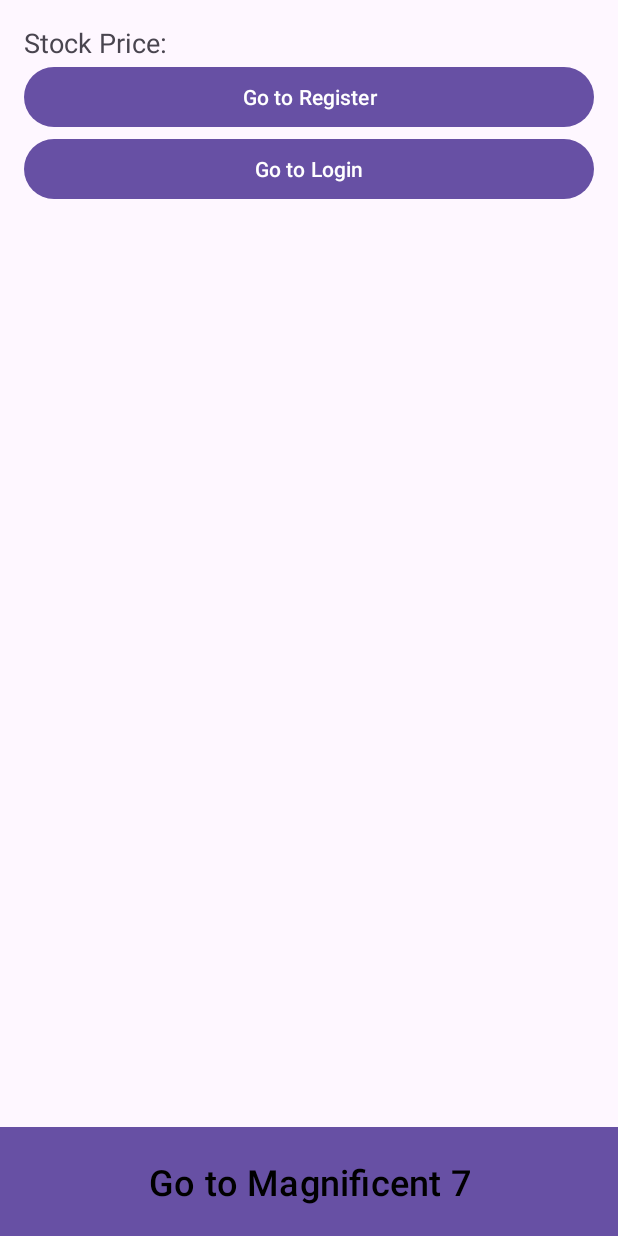
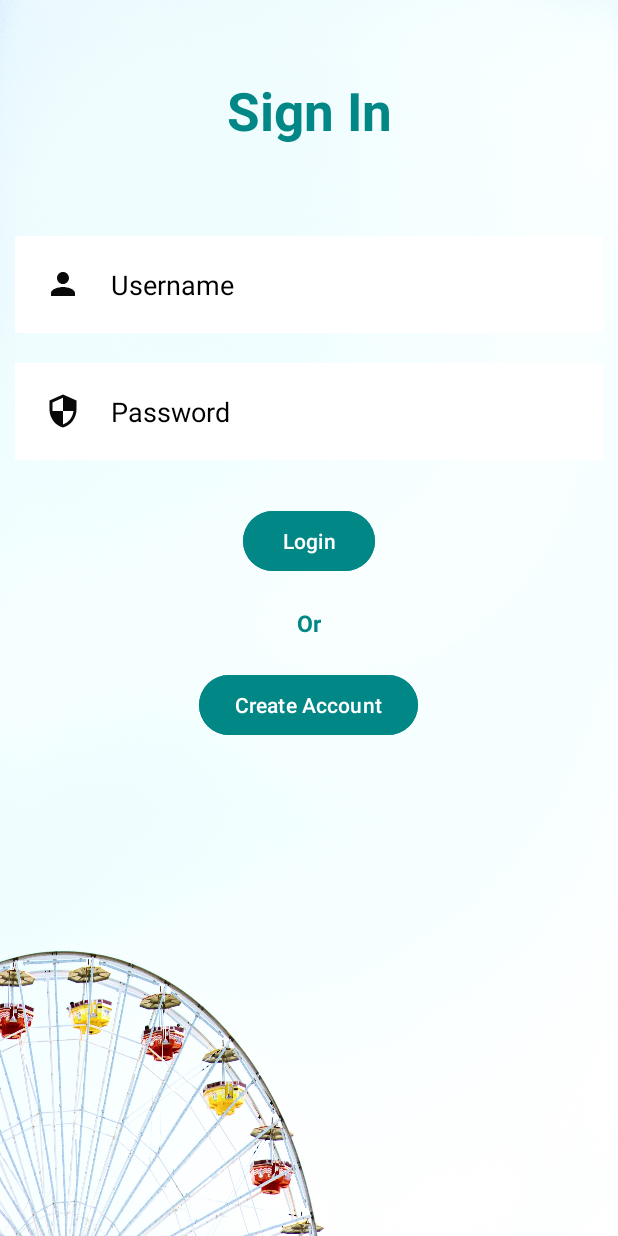
Before and after one commit to ThomahPerin/LogInTest, an Android app: the screen it shows after launch (MainActivity), on a phone screen of 412 x 824 dp. Run offline under Robolectric (Android 15) with nearby library versions, the phone set to English and light mode, and no system bars.

Commit message:
THIRD commit, login and register works with new user UI

```diff
--- a/app/src/main/java/com/zybooks/highapp/LoginActivity.java
+++ b/app/src/main/java/com/zybooks/highapp/LoginActivity.java
@@ -33,8 +33,9 @@ public class LoginActivity extends AppCompatActivity {
         password = findViewById(R.id.password);
         loginButton = findViewById(R.id.loginButton);
 
-        Retrofit retrofit = RetrofitClient.getClient("http://10.0.2.2:3000/");
-        apiService = retrofit.create(ApiService.class);
+        Retrofit getLocalUrl = RetrofitClientServer.callGetClient();
+        Log.i(TAGgen, "Login retrofit created");
+        apiService = getLocalUrl.create(ApiService.class);
 
         loginButton.setOnClickListener(new View.OnClickListener() {
             @Override
--- a/app/src/main/java/com/zybooks/highapp/MainActivity.java
+++ b/app/src/main/java/com/zybooks/highapp/MainActivity.java
@@ -2,6 +2,7 @@ package com.zybooks.highapp;
 
 import androidx.appcompat.app.AppCompatActivity;
 
+import android.app.AlertDialog;
 import android.content.ActivityNotFoundException;
 import android.content.Intent;
 import android.os.Bundle;
@@ -15,54 +16,50 @@ import android.util.Log;
 import android.view.View;
 import android.widget.Button;
 import android.widget.TextView;
+import android.widget.Toast;
 
 public class MainActivity extends AppCompatActivity {
 
     private static final String TAG = "inMain";
 
+    private TextView username;
+    private TextView password;
+    private ApiService apiService;
+
+    public static String TAGgen = "general tag";
+
+    private Button createAccount;
+    private String inputUsername;
+    private String inputPassword;
+    private AlertDialog.Builder builder;
+    private Button loginButton;
+
     private static final String BASE_URL = "https://www.alphavantage.co/";
     private static final String API_KEY = "MN43IT6ESG3EYKVN";
-    private StockApiService stockApiService;
-
-    private TextView stockPriceTextView;
-
     private Button goToRegister;
 
     @Override
     protected void onCreate(Bundle savedInstanceState) {
+        Log.i(TAGgen, "Main Activity on create called");
         super.onCreate(savedInstanceState);
         setContentView(R.layout.activity_main);
 
-        stockPriceTextView = findViewById(R.id.stock_price);
-
-        Retrofit retrofit = RetrofitClient.getClient(BASE_URL);
-        stockApiService = retrofit.create(StockApiService.class);
+        username = findViewById(R.id.userName);
+        password = findViewById(R.id.password);
+        loginButton = findViewById(R.id.loginButton);
         goToRegister = findViewById(R.id.registerButton);
 
-        getStockPrice("AAPL");  // Example for Apple Inc.
-    }
+        Retrofit getLocalUrl = RetrofitClientServer.callGetClient();
+        Log.i(TAGgen, "Login retrofit created");
+        apiService = getLocalUrl.create(ApiService.class);
 
-    private void getStockPrice(String symbol) {
-        Call<StockResponse> call = stockApiService.getStockPrice("GLOBAL_QUOTE", symbol, API_KEY);
-        call.enqueue(new Callback<StockResponse>() {
+        loginButton.setOnClickListener(new View.OnClickListener() {
             @Override
-            public void onResponse(Call<StockResponse> call, Response<StockResponse> response) {
-                if (response.isSuccessful()) {
-                    StockResponse stockResponse = response.body();
-                    if (stockResponse != null && stockResponse.getGlobalQuote() != null) {
-                        String price = stockResponse.getGlobalQuote().getPrice();
-                        // Update UI with the stock price
-                        stockPriceTextView.setText("Stock Price: " + price);
-                    }
-                }
-            }
-
-            @Override
-            public void onFailure(Call<StockResponse> call, Throwable t) {
-                Log.i(TAG, "API call fail");
-                // Handle failure
+            public void onClick(View v) {
+                loginUser();
             }
         });
+
     }
 
     public void goToRegister(View v){
@@ -71,16 +68,38 @@ public class MainActivity extends AppCompatActivity {
         startActivity(goToRegister);
     }
 
-    public void goToLogin(View v){
-        Log.i(TAG, "Going from main to login");
-        Intent goToLogin = new Intent(this, LoginActivity.class);
-        startActivity(goToLogin);
-    }
 
-    public void goToMag7(View v){
-        Log.i(TAG, "Going from main to mag 7");
-        Intent goToMagnificent7 = new Intent(this, Display7.class);
-        startActivity(goToMagnificent7);
+    private void loginUser() {
+        String user = username.getText().toString().trim();
+        String pass = password.getText().toString().trim();
+
+        if (!user.isEmpty() && !pass.isEmpty()) {
+            User loginUser = new User(user, pass);
+            Call<ServerResponse> call = apiService.loginUser(loginUser);
+            call.enqueue(new Callback<ServerResponse>() {
+                @Override
+                public void onResponse(Call<ServerResponse> call, Response<ServerResponse> response) {
+                    if (response.isSuccessful()) {
+                        ServerResponse serverResponse = response.body();
+                        if (serverResponse.getStatus().equals("success")) {
+                            Toast.makeText(MainActivity.this, "Login successful!", Toast.LENGTH_SHORT).show();
+                            // Navigate to another activity
+                        } else {
+                            Toast.makeText(MainActivity.this, serverResponse.getMessage(), Toast.LENGTH_SHORT).show();
+                        }
+                    } else {
+                        Toast.makeText(MainActivity.this, "Login failed!", Toast.LENGTH_SHORT).show();
+                    }
+                }
+
+                @Override
+                public void onFailure(Call<ServerResponse> call, Throwable t) {
+                    Toast.makeText(MainActivity.this, t.getMessage(), Toast.LENGTH_SHORT).show();
+                }
+            });
+        } else {
+            Toast.makeText(this, "Please fill all fields", Toast.LENGTH_SHORT).show();
+        }
     }
 
 
--- a/app/src/main/java/com/zybooks/highapp/RegisterActivity.java
+++ b/app/src/main/java/com/zybooks/highapp/RegisterActivity.java
@@ -32,9 +32,9 @@ public class RegisterActivity extends AppCompatActivity {
         Log.i(TAGgen, "Register on create called");
 
         //Retrofit retrofit = RetrofitClient.getClient("https://yourserver.com/");
-        Retrofit retrofit = RetrofitClient.getClient("http://10.0.2.2:3000/");
+        Retrofit getLocalUrl = RetrofitClientServer.callGetClient();
         Log.i(TAGgen, "Register retrofit created");
-        apiService = retrofit.create(ApiService.class);
+        apiService = getLocalUrl.create(ApiService.class);
 
         registerButton.setOnClickListener(new View.OnClickListener() {
             @Override
--- /dev/null
+++ b/app/src/main/java/com/zybooks/highapp/RetrofitClientServer.java
@@ -0,0 +1,44 @@
+package com.zybooks.highapp;
+
+import android.util.Log;
+
+import java.util.HashMap;
+import java.util.Map;
+
+import retrofit2.Retrofit;
+import retrofit2.converter.gson.GsonConverterFactory;
+
+public class RetrofitClientServer {
+
+    // private static Retrofit retrofit = null;
+    public static String TAGgen = "general tag";
+    ///
+
+    private static String baseUrl = "http://10.0.2.2:3000";
+    private static Map<String, Retrofit> usedURLs= new HashMap<>();
+
+    public static Retrofit callGetClient(){
+        return getClient();
+    }
+
+    private static Retrofit getClient() {
+        Log.i(TAGgen, "Retrofit called with baseUrl: " + baseUrl);
+
+        if (usedURLs.containsKey(baseUrl)){
+            Retrofit retrofit = usedURLs.get(baseUrl);
+            Log.i(TAGgen, baseUrl + " used before");
+            return retrofit;
+        }
+        else {
+            Log.i(TAGgen, baseUrl + " is not used before");
+
+            Retrofit retrofit = new Retrofit.Builder()
+                    .baseUrl(baseUrl)
+                    .addConverterFactory(GsonConverterFactory.create())
+                    .build();
+            usedURLs.put(baseUrl, retrofit);
+            return retrofit;
+        }
+
+    }
+}
--- /dev/null
+++ b/app/src/main/res/drawable/baseline_email_24.xml
@@ -0,0 +1,5 @@
+<vector android:height="24dp" android:tint="#0A0909"
+    android:viewportHeight="24" android:viewportWidth="24"
+    android:width="24dp" xmlns:android="http://schemas.android.com/apk/res/android">
+    <path android:fillColor="@android:color/white" android:pathData="M20,4L4,4c-1.1,0 -1.99,0.9 -1.99,2L2,18c0,1.1 0.9,2 2,2h16c1.1,0 2,-0.9 2,-2L22,6c0,-1.1 -0.9,-2 -2,-2zM20,8l-8,5 -8,-5L4,6l8,5 8,-5v2z"/>
+</vector>
--- /dev/null
+++ b/app/src/main/res/drawable/baseline_person_24.xml
@@ -0,0 +1,5 @@
+<vector android:height="24dp" android:tint="#0A0909"
+    android:viewportHeight="24" android:viewportWidth="24"
+    android:width="24dp" xmlns:android="http://schemas.android.com/apk/res/android">
+    <path android:fillColor="@android:color/white" android:pathData="M12,12c2.21,0 4,-1.79 4,-4s-1.79,-4 -4,-4 -4,1.79 -4,4 1.79,4 4,4zM12,14c-2.67,0 -8,1.34 -8,4v2h16v-2c0,-2.66 -5.33,-4 -8,-4z"/>
+</vector>
--- /dev/null
+++ b/app/src/main/res/drawable/baseline_security_24.xml
@@ -0,0 +1,5 @@
+<vector android:height="24dp" android:tint="#0A0909"
+    android:viewportHeight="24" android:viewportWidth="24"
+    android:width="24dp" xmlns:android="http://schemas.android.com/apk/res/android">
+    <path android:fillColor="@android:color/white" android:pathData="M12,1L3,5v6c0,5.55 3.84,10.74 9,12 5.16,-1.26 9,-6.45 9,-12L21,5l-9,-4zM12,11.99h7c-0.53,4.12 -3.28,7.79 -7,8.94L12,12L5,12L5,6.3l7,-3.11v8.8z"/>
+</vector>
--- a/app/src/main/res/layout/activity_main.xml
+++ b/app/src/main/res/layout/activity_main.xml
@@ -1,56 +1,99 @@
 <?xml version="1.0" encoding="utf-8"?>
-<androidx.constraintlayout.widget.ConstraintLayout xmlns:android="http://schemas.android.com/apk/res/android"
+<RelativeLayout xmlns:android="http://schemas.android.com/apk/res/android"
 xmlns:app="http://schemas.android.com/apk/res-auto"
 xmlns:tools="http://schemas.android.com/tools"
 android:layout_width="match_parent"
 android:layout_height="match_parent"
-    android:orientation="vertical"
+android:background="@drawable/ferris_main_background"
 tools:context=".MainActivity">
 
-    <LinearLayout
-        android:layout_width="match_parent"
-        android:layout_height="match_parent"
-        android:orientation="vertical"
-        android:padding="16dp">
 
 <TextView
-            android:id="@+id/stock_price"
+    android:id="@+id/signIn"
+    android:layout_width="match_parent"
+    android:layout_height="wrap_content"
+    android:layout_marginStart="50dp"
+    android:layout_marginTop="50dp"
+    android:layout_marginEnd="50dp"
+    android:layout_marginBottom="50dp"
+    android:gravity="center"
+    android:text="Sign In"
+    android:textColor="@color/design_default_color_secondary_variant"
+    android:textSize="35dp"
+    android:textStyle="bold" />
+
+<EditText
+    android:id="@+id/userName"
+    android:layout_width="match_parent"
+    android:layout_height="wrap_content"
+    android:ems="10"
+    android:inputType="text"
+    android:layout_below="@id/signIn"
+    android:hint="Username"
+    android:textColorHint="@color/black"
+    android:background="#ffffff"
+    android:layout_margin="10dp"
+    android:padding="20dp"
+    android:drawableLeft="@drawable/baseline_person_24"
+    android:drawablePadding="20dp"/>
+
+<EditText
+    android:id="@+id/password"
+    android:layout_width="match_parent"
+    android:layout_height="wrap_content"
+    android:layout_below="@id/userName"
+    android:layout_marginStart="10dp"
+    android:layout_marginTop="10dp"
+    android:layout_marginEnd="10dp"
+    android:layout_marginBottom="10dp"
+    android:background="#ffffff"
+    android:drawableLeft="@drawable/baseline_security_24"
+    android:drawablePadding="20dp"
+    android:ems="10"
+    android:hint="Password"
+    android:inputType="textPassword"
+    android:padding="20dp"
+    android:textColorHint="@color/black" />
+
+<com.google.android.material.button.MaterialButton
+    android:id="@+id/loginButton"
     android:layout_width="wrap_content"
     android:layout_height="wrap_content"
-            android:text="Stock Price: "
-            android:textSize="18sp"/>
+    android:layout_below="@id/password"
+    android:layout_centerHorizontal="true"
+    android:layout_marginStart="20dp"
+    android:layout_marginTop="20dp"
+    android:layout_marginEnd="20dp"
+    android:layout_marginBottom="20dp"
+    android:backgroundTint="#018786"
+    android:onClick="login"
+    android:text="Login" />
+
+<TextView
+    android:id="@+id/or"
+    android:layout_width="wrap_content"
+    android:layout_height="wrap_content"
+    android:layout_below="@id/loginButton"
+    android:gravity="center"
+    android:text="Or"
+    android:textColor="@color/design_default_color_secondary_variant"
+    android:textSize="15dp"
+    android:textStyle="bold"
+    android:layout_centerHorizontal="true"/>
+
+<com.google.android.material.button.MaterialButton
+    android:id="@+id/registerButton"
+    android:layout_width="wrap_content"
+    android:layout_height="wrap_content"
+    android:layout_below="@id/or"
+    android:layout_centerHorizontal="true"
+    android:layout_marginStart="20dp"
+    android:layout_marginTop="20dp"
+    android:layout_marginEnd="20dp"
+    android:layout_marginBottom="20dp"
+    android:backgroundTint="#018786"
+    android:onClick="goToRegister"
+    android:text="Create Account" />
 
 
-
-        <Button
-            android:id="@+id/registerButton"
-            android:layout_width="match_parent"
-            android:layout_height="wrap_content"
-            android:text="Go to Register"
-            android:onClick="goToRegister"
-             />
-
-        <Button
-            android:id="@+id/loginButton"
-            android:layout_width="match_parent"
-            android:layout_height="wrap_content"
-            android:text="Go to Login"
-            android:onClick="goToLogin"
-            />
-    </LinearLayout>
-
-
-
-    <Button
-        android:layout_width="match_parent"
-        android:layout_height="wrap_content"
-        android:background="#BEBEBE"
-        android:gravity="center"
-        android:padding="16dp"
-        android:text="Go to Magnificent 7"
-        android:onClick="goToMag7"
-        android:textColor="#000000"
-        android:textSize="24sp"
-        app:layout_constraintBottom_toBottomOf="parent" />
-
-</androidx.constraintlayout.widget.ConstraintLayout>
+</RelativeLayout>
```
Also changed, not shown: app/src/main/AndroidManifest.xml (+8 -0 lines), app/src/main/java/com/zybooks/highapp/FetchPriceExample.java (added, +72 -0 lines), app/src/main/res/layout/activity_fetch_price_example.xml (added, +40 -0 lines), app/src/main/res/layout/activity_register.xml (+92 -14 lines), app/src/main/res/xml/network_security_config.xml (added, +7 -0 lines), app/build.gradle.kts (indentation only), app/src/main/res/drawable/ferris_main_background.jpeg (added), app/src/main/res/drawable/largeferrisbackground.jpeg (added). Lines whose indentation alone changed are shown as unchanged.
